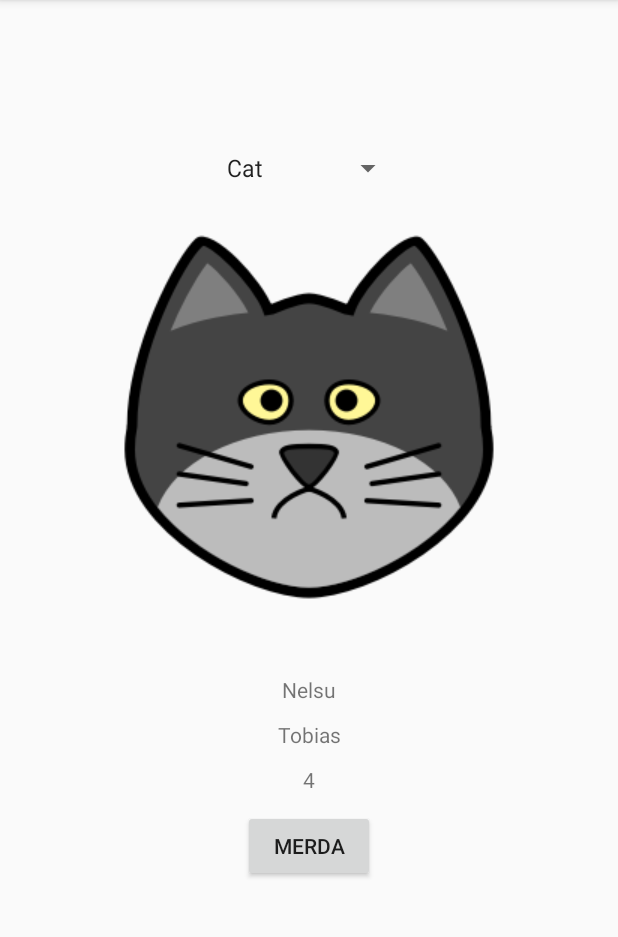
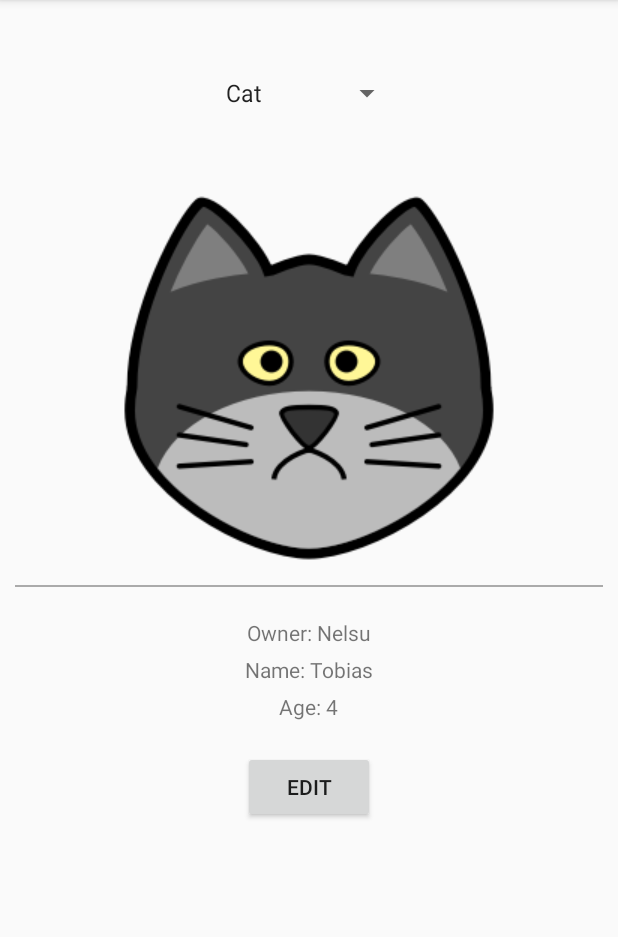
Before and after one commit to FranciscoAzedo/CM, an Android app: the screen it shows after launch (MainActivity), on a phone screen of 412 x 824 dp, the part 84-1021 px from its top. Run offline under Robolectric (Android 15) with nearby library versions, the phone set to English and light mode, and no system bars.

Commit message:
Last commit

```diff
--- a/Challenge1/app/src/main/java/com/example/challenge1/MainActivity.java
+++ b/Challenge1/app/src/main/java/com/example/challenge1/MainActivity.java
@@ -29,7 +29,7 @@ public class MainActivity extends AppCompatActivity implements AdapterView.OnIte
             add(new Animal("elephant", "Lipito", "Trombas", 14));
             add(new Animal("fish", "Cidito", "Fixe", 10));
             add(new Animal("giraffe", "Celito", "Cumprido", 8));
-            add(new Animal("horse", "Litito", "Tarolo", 9));
+            add(new Animal("horse", "Litito", "Crinas", 9));
             add(new Animal("lion", "Acacio", "Jubinha", 24));
             add(new Animal("rabbit", "Armenioc", "Saltitao", 5));
             add(new Animal("tiger", "Junioc", "Dentes", 7));
@@ -60,9 +60,11 @@ public class MainActivity extends AppCompatActivity implements AdapterView.OnIte
                         "drawable",
                         getPackageName())
         );
-        ownerName.setText(currentAnimal.getOwner());
-        animalName.setText(currentAnimal.getName());
-        animalAge.setText(String.valueOf(currentAnimal.getAge()));
+
+        updateLabels(currentAnimal);
+//        ownerName.setText("Owner: " + currentAnimal.getOwner());
+//        animalName.setText("Name: " + currentAnimal.getName());
+//        animalAge.setText(String.valueOf("Age: " + currentAnimal.getAge()));
     }
 
     @Override
@@ -79,17 +81,57 @@ public class MainActivity extends AppCompatActivity implements AdapterView.OnIte
 
                 if (data.hasExtra("AnimalName"))
                     animals.get(animalSelected).setName(data.getExtras().getString("AnimalName"));
+                else
+                    animals.get(animalSelected).setName(null);
 
                 if (data.hasExtra("AnimalOwner"))
                     animals.get(animalSelected).setOwner(data.getExtras().getString("AnimalOwner"));
+                else
+                    animals.get(animalSelected).setOwner(null);
+
 
                 if (data.hasExtra("AnimalAge"))
                     animals.get(animalSelected).setAge(data.getExtras().getInt("AnimalAge"));
+                else
+                    animals.get(animalSelected).setAge(0);
 
-                ownerName.setText(animals.get(animalSelected).getOwner());
-                animalName.setText(animals.get(animalSelected).getName());
-                animalAge.setText(String.valueOf(animals.get(animalSelected).getAge()));
+
+                updateLabels(animals.get(animalSelected));
+//                ownerName.setText(animals.get(animalSelected).getOwner());
+//                animalAge.setText(String.valueOf(animals.get(animalSelected).getAge()));
             }
+        }
+    }
+
+    private void updateLabels(Animal animal){
+        if(animal.getName() != null){
+            animalName.setText("Name: " + animal.getName());
+            animalName.setEnabled(true);
+            animalName.setVisibility(View.VISIBLE);
+        }
+        else {
+            animalName.setVisibility(View.GONE);
+            animalName.setEnabled(false);
+        }
+
+        if(animal.getOwner() != null){
+            ownerName.setText("Owner: " + animal.getOwner());
+            ownerName.setEnabled(true);
+            ownerName.setVisibility(View.VISIBLE);
+        }
+        else {
+            ownerName.setVisibility(View.GONE);
+            ownerName.setEnabled(false);
+        }
+
+        if(animal.getAge() != 0){
+            animalAge.setText("Age: " + animal.getAge());
+            animalAge.setEnabled(true);
+            animalAge.setVisibility(View.VISIBLE);
+        }
+        else {
+            animalAge.setVisibility(View.GONE);
+            animalAge.setEnabled(false);
         }
     }
 
--- a/Challenge1/app/src/main/res/layout/activity_main.xml
+++ b/Challenge1/app/src/main/res/layout/activity_main.xml
@@ -1,20 +1,20 @@
 <?xml version="1.0" encoding="utf-8"?>
-<androidx.constraintlayout.widget.ConstraintLayout xmlns:android="http://schemas.android.com/apk/res/android"
+
+<LinearLayout xmlns:android="http://schemas.android.com/apk/res/android"
     xmlns:app="http://schemas.android.com/apk/res-auto"
     xmlns:tools="http://schemas.android.com/tools"
     android:layout_width="match_parent"
     android:layout_height="match_parent"
-    tools:context=".MainActivity">
+    tools:context=".MainActivity"
+    android:orientation="vertical">
 
     <Spinner
         android:id="@+id/spinner"
         android:layout_width="wrap_content"
         android:layout_height="wrap_content"
-        android:layout_marginTop="100dp"
-        app:layout_constraintEnd_toEndOf="parent"
-        app:layout_constraintStart_toStartOf="parent"
-        app:layout_constraintTop_toTopOf="parent"
+        android:layout_marginTop="50dp"
         android:prompt="@string/spinnerText"
+        android:layout_gravity="center_horizontal"
         android:entries="@array/animalList"/>
 
     <ImageView
@@ -22,46 +22,45 @@
         android:layout_width="wrap_content"
         android:layout_height="wrap_content"
         android:layout_marginTop="50dp"
-        app:layout_constraintEnd_toEndOf="parent"
-        app:layout_constraintStart_toStartOf="parent"
-        app:layout_constraintTop_toTopOf="@id/spinner" />
+        android:layout_gravity="center_horizontal"/>
+
+    <View
+        android:id="@+id/blackLine"
+        android:layout_width="match_parent"
+        android:layout_height="1dp"
+        android:layout_marginTop="10dp"
+        android:layout_marginBottom="15dp"
+        android:background="@android:color/darker_gray"
+        android:layout_marginHorizontal="10dp"
+        app:layout_constraintTop_toTopOf="@id/imageView" />
 
     <TextView
         android:id="@+id/ownerName"
         android:layout_width="wrap_content"
         android:layout_height="wrap_content"
-        android:layout_marginTop="300dp"
-        app:layout_constraintEnd_toEndOf="parent"
-        app:layout_constraintStart_toStartOf="parent"
-        app:layout_constraintTop_toTopOf="@id/imageView" />
+        android:layout_gravity="center_horizontal"
+        android:layout_marginTop="5dp" />
 
     <TextView
         android:id="@+id/animalName"
         android:layout_width="wrap_content"
         android:layout_height="wrap_content"
-        android:layout_marginTop="30dp"
-        app:layout_constraintEnd_toEndOf="parent"
-        app:layout_constraintStart_toStartOf="parent"
-        app:layout_constraintTop_toTopOf="@id/ownerName" />
+        android:layout_gravity="center_horizontal"
+        android:layout_marginTop="5dp"/>
 
     <TextView
         android:id="@+id/animalAge"
         android:layout_width="wrap_content"
         android:layout_height="wrap_content"
-        android:layout_marginTop="30dp"
-        app:layout_constraintEnd_toEndOf="parent"
-        app:layout_constraintStart_toStartOf="parent"
-        app:layout_constraintTop_toTopOf="@id/animalName" />
+        android:layout_gravity="center_horizontal"
+        android:layout_marginTop="5dp"/>
 
     <Button
         android:id="@+id/button"
         android:layout_width="wrap_content"
         android:layout_height="wrap_content"
-        android:layout_marginTop="30dp"
-        android:text="MERDA"
-        app:layout_constraintEnd_toEndOf="parent"
-        app:layout_constraintStart_toStartOf="parent"
-        app:layout_constraintTop_toTopOf="@id/animalAge"
+        android:layout_marginTop="20dp"
+        android:text="EDIT"
+        android:layout_gravity="center_horizontal"
         android:onClick="editInfo"/>
-
-</androidx.constraintlayout.widget.ConstraintLayout>
+</LinearLayout>
```
Also changed, not shown: Challenge1/app/src/main/res/layout/activity_second.xml (+32 -18 lines), 5 other files.
